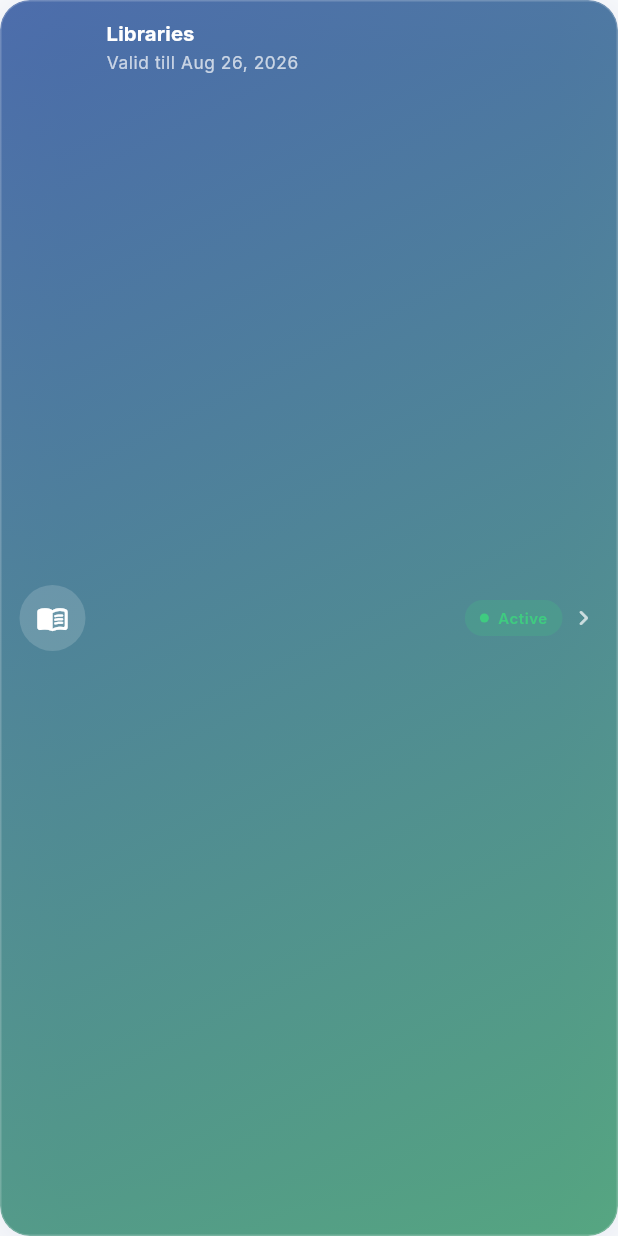
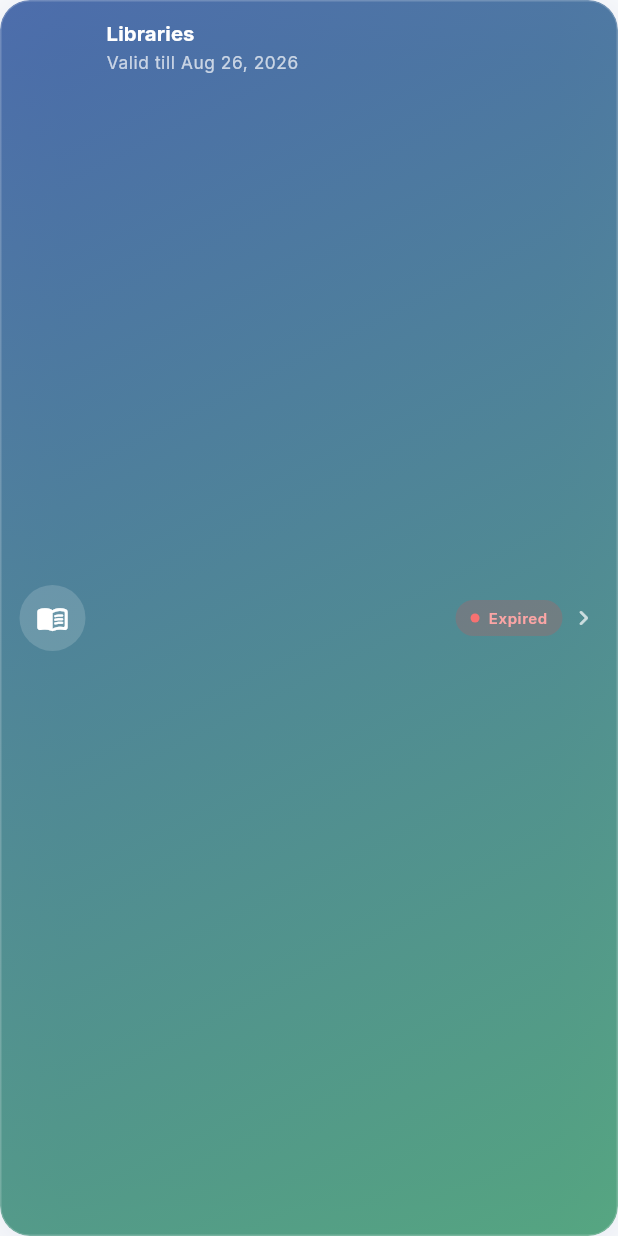
Before and after one commit to abhishekguptamzn/smartcityzenv2, a Flutter app: the _MembershipCard widget shown alone on an empty page, opened directly with empty values, on a phone screen of 412 x 824 dp. Run offline on Flutter 3.47's test engine with Material 3 defaults, Android fonts, the phone set to English and light mode, and no system bars; our stand-ins replace connectivity_plus, dio, firebase_core, firebase_messaging, flutter_blue_plus, flutter_form_builder and 18 more; missing offline and left inert: flutter_ble_peripheral, flutter_facebook_auth, mobile_scanner; accounts and stored records are empty; generated files the repository leaves out were written again; network calls fail.

Commit message:
feat: update home screen status UI to reflect expiration state and display end date priority

```diff
--- a/lib/features/home/screens/home_screen.dart
+++ b/lib/features/home/screens/home_screen.dart
@@ -940,8 +940,9 @@ class _MembershipCard extends StatelessWidget {
   Widget build(BuildContext context) {
     final l10n = AppLocalizations.of(context);
     final colors = context.appColors;
-    final dateStr = summary.latestPaidAt != null
-        ? DateFormat.yMMMd().format(summary.latestPaidAt!)
+    final dateTarget = summary.endDate ?? summary.latestPaidAt;
+    final dateStr = dateTarget != null
+        ? DateFormat.yMMMd().format(dateTarget)
         : '—';
     final isLibrary = summary.kind == FacilityKind.library;
     final isGym = summary.kind == FacilityKind.gym;
@@ -1015,7 +1016,9 @@ class _MembershipCard extends StatelessWidget {
           Container(
             padding: const EdgeInsets.symmetric(horizontal: 10, vertical: 5),
             decoration: BoxDecoration(
-              color: colors.idCardGlow.withValues(alpha: 0.2),
+              color: summary.isActuallyActive
+                  ? colors.idCardGlow.withValues(alpha: 0.2)
+                  : const Color(0xFFEF4444).withValues(alpha: 0.2),
               borderRadius: BorderRadius.circular(999),
             ),
             child: Row(
@@ -1026,14 +1029,18 @@ class _MembershipCard extends StatelessWidget {
                   height: 6,
                   decoration: BoxDecoration(
                     shape: BoxShape.circle,
-                    color: colors.idCardGlow,
+                    color: summary.isActuallyActive
+                        ? colors.idCardGlow
+                        : const Color(0xFFF87171),
                   ),
                 ),
                 const SizedBox(width: 6),
                 Text(
-                  l10n.active,
+                  summary.isActuallyActive ? l10n.active : 'Expired',
                   style: Theme.of(context).textTheme.labelSmall?.copyWith(
-                    color: colors.idCardGlow,
+                    color: summary.isActuallyActive
+                        ? colors.idCardGlow
+                        : const Color(0xFFFCA5A5),
                     fontWeight: FontWeight.w600,
                   ),
                 ),
```
Also changed, not shown: 1 other file.
